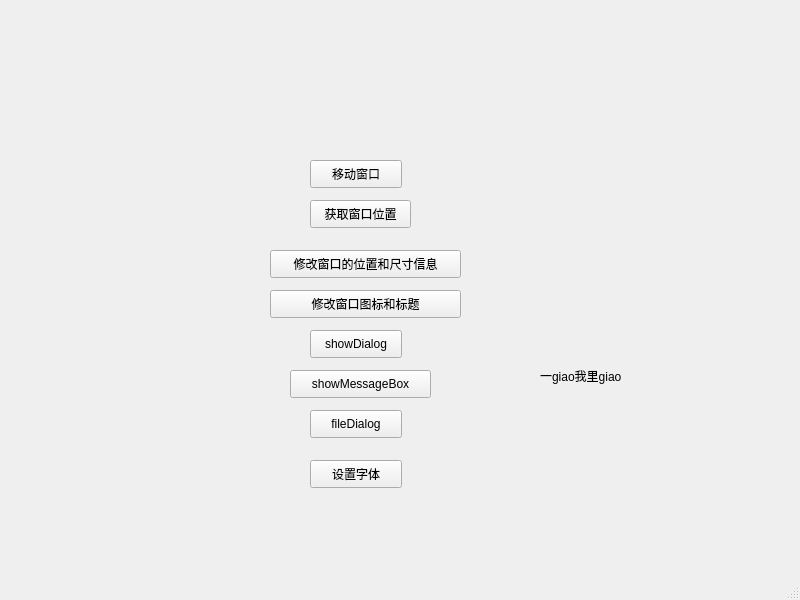
Old version of the form Qt_Demo_09_WindowTest/mainwindow.ui in the repository BigheadofLiu/qt_learn.
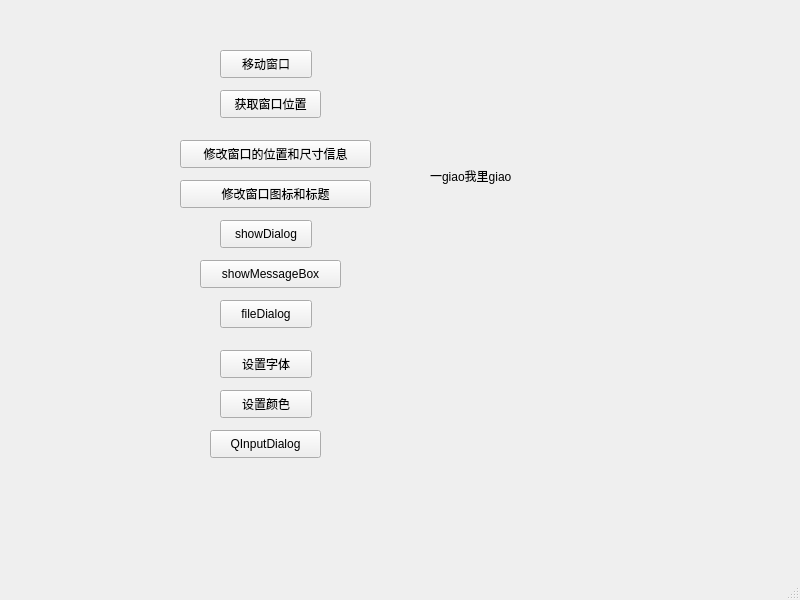
New version of the form.

What changed in the file:
```diff
--- a/Qt_Demo_09_WindowTest/mainwindow.ui
+++ b/Qt_Demo_09_WindowTest/mainwindow.ui
@@ -17,8 +17,8 @@
    <widget class="QPushButton" name="pushButton">
     <property name="geometry">
      <rect>
-      <x>310</x>
-      <y>160</y>
+      <x>220</x>
+      <y>50</y>
       <width>92</width>
       <height>28</height>
      </rect>
@@ -30,8 +30,8 @@
    <widget class="QPushButton" name="pushButton_2">
     <property name="geometry">
      <rect>
-      <x>310</x>
-      <y>200</y>
+      <x>220</x>
+      <y>90</y>
       <width>101</width>
       <height>28</height>
      </rect>
@@ -43,8 +43,8 @@
    <widget class="QPushButton" name="pushButton_3">
     <property name="geometry">
      <rect>
-      <x>270</x>
-      <y>250</y>
+      <x>180</x>
+      <y>140</y>
       <width>191</width>
       <height>28</height>
      </rect>
@@ -56,8 +56,8 @@
    <widget class="QPushButton" name="pushButton_4">
     <property name="geometry">
      <rect>
-      <x>270</x>
-      <y>290</y>
+      <x>180</x>
+      <y>180</y>
       <width>191</width>
       <height>28</height>
      </rect>
@@ -69,8 +69,8 @@
    <widget class="QPushButton" name="showDia">
     <property name="geometry">
      <rect>
-      <x>310</x>
-      <y>330</y>
+      <x>220</x>
+      <y>220</y>
       <width>92</width>
       <height>28</height>
      </rect>
@@ -82,8 +82,8 @@
    <widget class="QPushButton" name="showmsgBtn">
     <property name="geometry">
      <rect>
-      <x>290</x>
-      <y>370</y>
+      <x>200</x>
+      <y>260</y>
       <width>141</width>
       <height>28</height>
      </rect>
@@ -95,8 +95,8 @@
    <widget class="QPushButton" name="pushButton_5">
     <property name="geometry">
      <rect>
-      <x>310</x>
-      <y>410</y>
+      <x>220</x>
+      <y>300</y>
       <width>92</width>
       <height>28</height>
      </rect>
@@ -108,8 +108,8 @@
    <widget class="QLabel" name="myLabel">
     <property name="geometry">
      <rect>
-      <x>540</x>
-      <y>310</y>
+      <x>430</x>
+      <y>110</y>
       <width>171</width>
       <height>131</height>
      </rect>
@@ -121,8 +121,8 @@
    <widget class="QPushButton" name="setFontBtn">
     <property name="geometry">
      <rect>
-      <x>310</x>
-      <y>460</y>
+      <x>220</x>
+      <y>350</y>
       <width>92</width>
       <height>28</height>
      </rect>
@@ -131,6 +131,45 @@
      <string>设置字体</string>
     </property>
    </widget>
+   <widget class="QPushButton" name="pushButton_6">
+    <property name="geometry">
+     <rect>
+      <x>220</x>
+      <y>390</y>
+      <width>92</width>
+      <height>28</height>
+     </rect>
+    </property>
+    <property name="text">
+     <string>设置颜色</string>
+    </property>
+   </widget>
+   <widget class="QLabel" name="colorLabel">
+    <property name="geometry">
+     <rect>
+      <x>420</x>
+      <y>300</y>
+      <width>221</width>
+      <height>71</height>
+     </rect>
+    </property>
+    <property name="text">
+     <string/>
+    </property>
+   </widget>
+   <widget class="QPushButton" name="pushButton_7">
+    <property name="geometry">
+     <rect>
+      <x>210</x>
+      <y>430</y>
+      <width>111</width>
+      <height>28</height>
+     </rect>
+    </property>
+    <property name="text">
+     <string>QInputDialog</string>
+    </property>
+   </widget>
   </widget>
   <widget class="QMenuBar" name="menubar">
    <property name="geometry">
```
